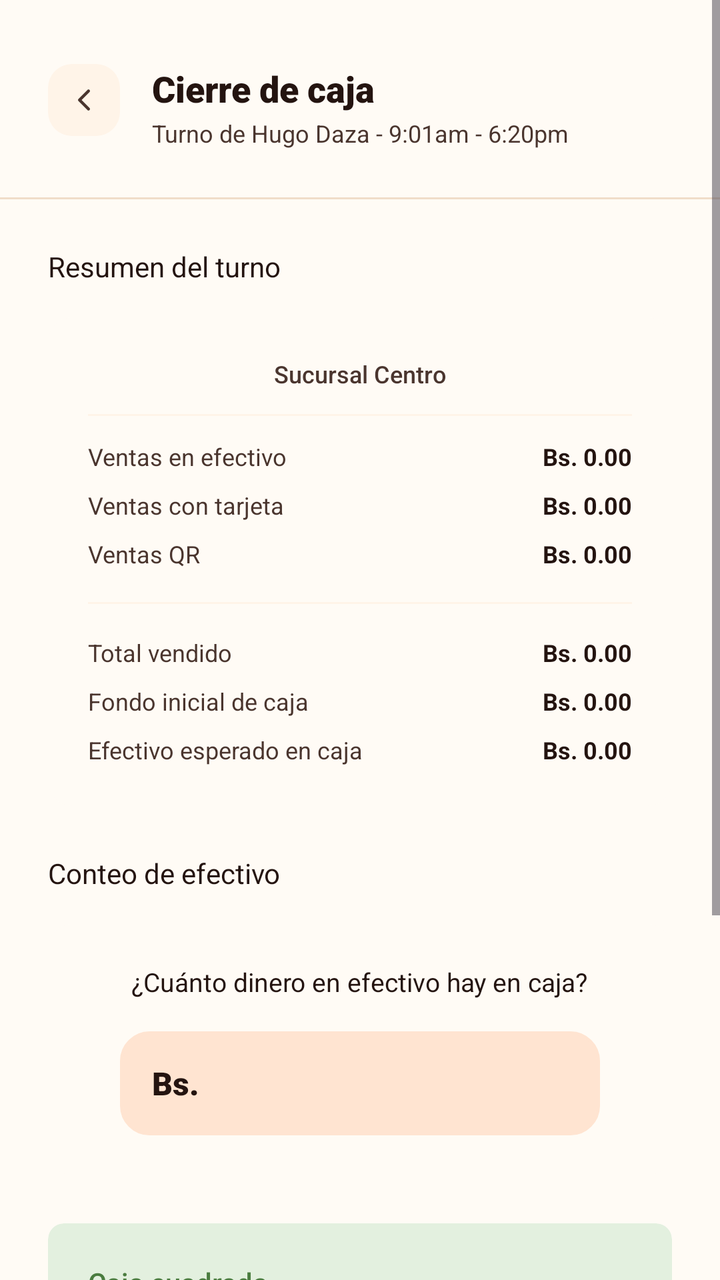
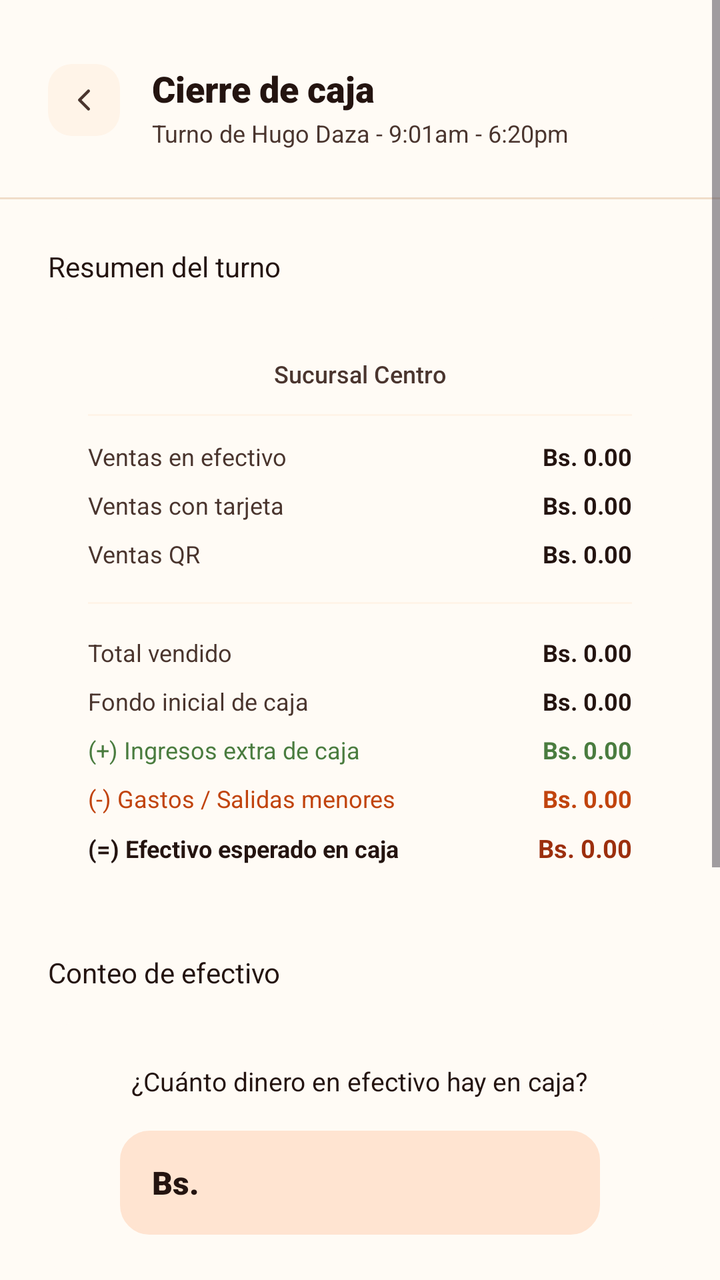

An Android layout rendered at two revisions. The XML below is the earlier revision; the diff shows what the commit changed to produce the second picture.
<!-- AndroidManifest.xml: application theme Theme.Pollogithub -->
<!-- res/layout/activity_cierre_caja.xml -->
<?xml version="1.0" encoding="utf-8"?>
<ScrollView xmlns:android="http://schemas.android.com/apk/res/android"
    xmlns:app="http://schemas.android.com/apk/res-auto"
    xmlns:tools="http://schemas.android.com/tools"
    android:layout_width="match_parent"
    android:layout_height="match_parent"
    android:fillViewport="true"
    android:background="@color/paper_50"
    tools:context=".CierreCajaActivity">

    <androidx.constraintlayout.widget.ConstraintLayout
        android:layout_width="match_parent"
        android:layout_height="wrap_content"
        android:paddingBottom="48dp">

        
        <ImageButton
            android:id="@+id/btnBack"
            android:layout_width="36dp"
            android:layout_height="36dp"
            android:layout_marginStart="24dp"
            android:layout_marginTop="32dp"
            android:background="@drawable/bg_back_btn"
            android:contentDescription="Volver"
            android:src="@drawable/ic_back_arrow"
            app:layout_constraintStart_toStartOf="parent"
            app:layout_constraintTop_toTopOf="parent" />

        
        <TextView
            android:id="@+id/tvTitle"
            android:layout_width="wrap_content"
            android:layout_height="wrap_content"
            android:layout_marginStart="16dp"
            android:fontFamily="sans-serif-black"
            android:text="Cierre de caja"
            android:textColor="@color/char_900"
            android:textSize="18sp"
            app:layout_constraintStart_toEndOf="@id/btnBack"
            app:layout_constraintTop_toTopOf="@id/btnBack" />

        <TextView
            android:id="@+id/tvSubtitle"
            android:layout_width="wrap_content"
            android:layout_height="wrap_content"
            android:layout_marginTop="2dp"
            android:fontFamily="sans-serif"
            android:text="Turno de Hugo Daza - 9:01am - 6:20pm"
            android:textColor="@color/char_700"
            android:textSize="12sp"
            app:layout_constraintStart_toStartOf="@id/tvTitle"
            app:layout_constraintTop_toBottomOf="@id/tvTitle" />

        <View
            android:id="@+id/dividerTop"
            android:layout_width="match_parent"
            android:layout_height="1dp"
            android:layout_marginTop="24dp"
            android:background="@color/line_color"
            app:layout_constraintTop_toBottomOf="@id/tvSubtitle" />

        
        <TextView
            android:id="@+id/lblResumen"
            android:layout_width="wrap_content"
            android:layout_height="wrap_content"
            android:layout_marginStart="24dp"
            android:layout_marginTop="24dp"
            android:fontFamily="sans-serif-bold"
            android:text="Resumen del turno"
            android:textColor="@color/char_900"
            android:textSize="14sp"
            app:layout_constraintStart_toStartOf="parent"
            app:layout_constraintTop_toBottomOf="@id/dividerTop" />

        <androidx.cardview.widget.CardView
            android:id="@+id/cardResumen"
            android:layout_width="match_parent"
            android:layout_height="wrap_content"
            android:layout_marginHorizontal="24dp"
            android:layout_marginTop="16dp"
            app:cardBackgroundColor="@color/paper_50"
            app:cardCornerRadius="12dp"
            app:cardElevation="0dp"
            app:strokeColor="@color/line_color"
            app:strokeWidth="1dp"
            app:layout_constraintTop_toBottomOf="@id/lblResumen">

            <LinearLayout
                android:layout_width="match_parent"
                android:layout_height="wrap_content"
                android:orientation="vertical"
                android:padding="20dp">

                <TextView
                    android:id="@+id/tvResumenSucursalFecha"
                    android:layout_width="wrap_content"
                    android:layout_height="wrap_content"
                    android:layout_gravity="center_horizontal"
                    android:fontFamily="sans-serif-medium"
                    android:text="Sucursal Centro"
                    android:textColor="@color/char_700"
                    android:textSize="12sp" />

                <View
                    android:layout_width="match_parent"
                    android:layout_height="1dp"
                    android:layout_marginTop="12dp"
                    android:layout_marginBottom="12dp"
                    android:background="@color/paper_100" />

                <LinearLayout android:layout_width="match_parent" android:layout_height="wrap_content" android:orientation="horizontal">
                    <TextView android:layout_width="0dp" android:layout_weight="1" android:layout_height="wrap_content" android:text="Ventas en efectivo" android:textSize="12sp" android:textColor="@color/char_700" />
                    <TextView android:id="@+id/tvResumenEfectivo" android:layout_width="wrap_content" android:layout_height="wrap_content" android:text="Bs. 0.00" android:textStyle="bold" android:textSize="12sp" android:textColor="@color/char_900" />
                </LinearLayout>
                
                <LinearLayout android:layout_width="match_parent" android:layout_height="wrap_content" android:layout_marginTop="8dp" android:orientation="horizontal">
                    <TextView android:layout_width="0dp" android:layout_weight="1" android:layout_height="wrap_content" android:text="Ventas con tarjeta" android:textSize="12sp" android:textColor="@color/char_700" />
                    <TextView android:id="@+id/tvResumenTarjeta" android:layout_width="wrap_content" android:layout_height="wrap_content" android:text="Bs. 0.00" android:textStyle="bold" android:textSize="12sp" android:textColor="@color/char_900" />
                </LinearLayout>

                <LinearLayout android:layout_width="match_parent" android:layout_height="wrap_content" android:layout_marginTop="8dp" android:orientation="horizontal">
                    <TextView android:layout_width="0dp" android:layout_weight="1" android:layout_height="wrap_content" android:text="Ventas QR" android:textSize="12sp" android:textColor="@color/char_700" />
                    <TextView android:id="@+id/tvResumenQr" android:layout_width="wrap_content" android:layout_height="wrap_content" android:text="Bs. 0.00" android:textStyle="bold" android:textSize="12sp" android:textColor="@color/char_900" />
                </LinearLayout>

                <View
                    android:layout_width="match_parent"
                    android:layout_height="1dp"
                    android:layout_marginTop="16dp"
                    android:layout_marginBottom="16dp"
                    android:background="@color/paper_100" />

                <LinearLayout android:layout_width="match_parent" android:layout_height="wrap_content" android:orientation="horizontal">
                    <TextView android:layout_width="0dp" android:layout_weight="1" android:layout_height="wrap_content" android:text="Total vendido" android:textSize="12sp" android:textColor="@color/char_700" />
                    <TextView android:id="@+id/tvResumenTotalVendido" android:layout_width="wrap_content" android:layout_height="wrap_content" android:text="Bs. 0.00" android:textStyle="bold" android:textSize="12sp" android:textColor="@color/char_900" />
                </LinearLayout>

                <LinearLayout android:layout_width="match_parent" android:layout_height="wrap_content" android:layout_marginTop="8dp" android:orientation="horizontal">
                    <TextView android:layout_width="0dp" android:layout_weight="1" android:layout_height="wrap_content" android:text="Fondo inicial de caja" android:textSize="12sp" android:textColor="@color/char_700" />
                    <TextView android:id="@+id/tvResumenFondoInicial" android:layout_width="wrap_content" android:layout_height="wrap_content" android:text="Bs. 0.00" android:textStyle="bold" android:textSize="12sp" android:textColor="@color/char_900" />
                </LinearLayout>

                <LinearLayout android:layout_width="match_parent" android:layout_height="wrap_content" android:layout_marginTop="8dp" android:orientation="horizontal">
                    <TextView android:layout_width="0dp" android:layout_weight="1" android:layout_height="wrap_content" android:text="Efectivo esperado en caja" android:textSize="12sp" android:textColor="@color/char_700" />
                    <TextView android:id="@+id/tvResumenEsperado" android:layout_width="wrap_content" android:layout_height="wrap_content" android:text="Bs. 0.00" android:textStyle="bold" android:textSize="12sp" android:textColor="@color/char_900" />
                </LinearLayout>

            </LinearLayout>
        </androidx.cardview.widget.CardView>

        
        <TextView
            android:id="@+id/lblConteo"
            android:layout_width="wrap_content"
            android:layout_height="wrap_content"
            android:layout_marginStart="24dp"
            android:layout_marginTop="24dp"
            android:fontFamily="sans-serif-bold"
            android:text="Conteo de efectivo"
            android:textColor="@color/char_900"
            android:textSize="14sp"
            app:layout_constraintStart_toStartOf="parent"
            app:layout_constraintTop_toBottomOf="@id/cardResumen" />

        <androidx.cardview.widget.CardView
            android:id="@+id/cardConteo"
            android:layout_width="match_parent"
            android:layout_height="wrap_content"
            android:layout_marginHorizontal="24dp"
            android:layout_marginTop="16dp"
            app:cardBackgroundColor="@color/paper_50"
            app:cardCornerRadius="12dp"
            app:cardElevation="0dp"
            app:strokeColor="@color/line_color"
            app:strokeWidth="1dp"
            app:layout_constraintTop_toBottomOf="@id/lblConteo">

            <LinearLayout
                android:layout_width="match_parent"
                android:layout_height="wrap_content"
                android:orientation="vertical"
                android:padding="20dp"
                android:gravity="center_horizontal">

                <TextView
                    android:layout_width="wrap_content"
                    android:layout_height="wrap_content"
                    android:fontFamily="sans-serif-bold"
                    android:text="¿Cuánto dinero en efectivo hay en caja?"
                    android:textColor="@color/char_900"
                    android:textSize="13sp" />

                <LinearLayout
                    android:layout_width="match_parent"
                    android:layout_height="52dp"
                    android:layout_marginTop="16dp"
                    android:layout_marginHorizontal="16dp"
                    android:background="@drawable/bg_input_field"
                    android:backgroundTint="@color/ember_100"
                    android:gravity="center_vertical"
                    android:orientation="horizontal"
                    android:paddingHorizontal="16dp">

                    <TextView
                        android:layout_width="wrap_content"
                        android:layout_height="wrap_content"
                        android:fontFamily="sans-serif-black"
                        android:text="Bs."
                        android:textColor="@color/char_900"
                        android:textSize="16sp" />

                    <EditText
                        android:id="@+id/etConteo"
                        android:layout_width="0dp"
                        android:layout_height="match_parent"
                        android:layout_weight="1"
                        android:background="@null"
                        android:fontFamily="sans-serif-black"
                        android:gravity="center_vertical|end"
                        android:inputType="numberDecimal"
                        android:text=""
                        android:textColor="@color/char_900"
                        android:textSize="16sp" />
                </LinearLayout>

            </LinearLayout>
        </androidx.cardview.widget.CardView>

        
        <androidx.cardview.widget.CardView
            android:id="@+id/cardAlert"
            android:layout_width="match_parent"
            android:layout_height="wrap_content"
            android:layout_marginHorizontal="24dp"
            android:layout_marginTop="24dp"
            app:cardBackgroundColor="@color/ok_100"
            app:cardCornerRadius="8dp"
            app:cardElevation="0dp"
            app:layout_constraintTop_toBottomOf="@id/cardConteo">

            <LinearLayout
                android:layout_width="match_parent"
                android:layout_height="wrap_content"
                android:orientation="vertical"
                android:padding="20dp">

                <TextView
                    android:id="@+id/tvAlertTitulo"
                    android:layout_width="wrap_content"
                    android:layout_height="wrap_content"
                    android:fontFamily="sans-serif-medium"
                    android:text="Caja cuadrada"
                    android:textColor="@color/ok_600"
                    android:textSize="14sp" />

                <TextView
                    android:id="@+id/tvAlertMonto"
                    android:layout_width="wrap_content"
                    android:layout_height="wrap_content"
                    android:layout_marginTop="4dp"
                    android:fontFamily="sans-serif-black"
                    android:text="Bs. 0.00"
                    android:textColor="@color/char_900"
                    android:textSize="16sp" />

                <TextView
                    android:id="@+id/tvAlertDescripcion"
                    android:layout_width="wrap_content"
                    android:layout_height="wrap_content"
                    android:layout_marginTop="8dp"
                    android:fontFamily="sans-serif"
                    android:text="El efectivo contado coincide con el esperado."
                    android:textColor="@color/char_900"
                    android:textSize="12sp" />
            </LinearLayout>
        </androidx.cardview.widget.CardView>

        
        <androidx.appcompat.widget.AppCompatButton
            android:id="@+id/btnConfirm"
            android:layout_width="0dp"
            android:layout_height="54dp"
            android:layout_marginTop="32dp"
            android:layout_marginHorizontal="20dp"
            android:background="@drawable/bg_button_primary"
            android:fontFamily="sans-serif-bold"
            android:text="Confirmar cierre de turno"
            android:textAllCaps="false"
            android:textColor="@color/white"
            android:textSize="14sp"
            app:layout_constraintEnd_toEndOf="parent"
            app:layout_constraintStart_toStartOf="parent"
            app:layout_constraintTop_toBottomOf="@id/cardAlert" />
            
        <TextView
            android:layout_width="wrap_content"
            android:layout_height="wrap_content"
            android:layout_margin="24dp"
            android:text="V1.2"
            android:textColor="@color/char_900"
            android:textSize="12sp"
            app:layout_constraintEnd_toEndOf="parent"
            app:layout_constraintTop_toBottomOf="@id/btnConfirm" />

    </androidx.constraintlayout.widget.ConstraintLayout>
</ScrollView>
<!-- resources referenced by this layout -->
<resources>
  <color name="char_700">#4A352E</color>
  <color name="char_900">#241410</color>
  <color name="ember_100">#FFE4D1</color>
  <color name="line_color">#F0DDC9</color>
  <color name="ok_100">#E3F0DF</color>
  <color name="ok_600">#4A7C3F</color>
  <color name="paper_100">#FFF4E8</color>
  <color name="paper_50">#FFFBF5</color>
  <color name="white">#FFFFFFFF</color>
  <!-- drawable bg_back_btn (drawable) -->
  <?xml version="1.0" encoding="utf-8"?>
  <ripple xmlns:android="http://schemas.android.com/apk/res/android"
      android:color="#1AE8590C">
      <item>
          <shape android:shape="rectangle">
              <solid android:color="@color/paper_100" />
              <corners android:radius="12dp" />
          </shape>
      </item>
  </ripple>
  <!-- drawable bg_button_primary (drawable) -->
  <?xml version="1.0" encoding="utf-8"?>
  <ripple xmlns:android="http://schemas.android.com/apk/res/android"
      android:color="#33FFFFFF">
      <item>
          <shape android:shape="rectangle">
              <solid android:color="@color/ember_600" />
              <corners android:radius="14dp" />
          </shape>
      </item>
  </ripple>
  <!-- drawable bg_input_field (drawable) -->
  <?xml version="1.0" encoding="utf-8"?>
  <shape xmlns:android="http://schemas.android.com/apk/res/android"
      android:shape="rectangle">
      <solid android:color="@color/paper_100" />
      <stroke
          android:width="1.5dp"
          android:color="@color/line_color" />
      <corners android:radius="14dp" />
  </shape>
  <!-- drawable ic_back_arrow (drawable) -->
  <?xml version="1.0" encoding="utf-8"?>
  <vector xmlns:android="http://schemas.android.com/apk/res/android"
      android:width="18dp"
      android:height="18dp"
      android:viewportWidth="24"
      android:viewportHeight="24">
      <path
          android:pathData="M15,18l-6,-6l6,-6"
          android:strokeColor="#4A352E"
          android:strokeWidth="2"
          android:strokeLineCap="round"
          android:strokeLineJoin="round"/>
  </vector>
  <style name="Theme.Pollogithub" parent="Base.Theme.Pollogithub" />
  <color name="ember_600">#C1440E</color>
  <style name="Base.Theme.Pollogithub" parent="Theme.Material3.DayNight.NoActionBar">
          <item name="android:windowBackground">@color/paper_50</item>
          <item name="android:statusBarColor">@android:color/transparent</item>
          <item name="android:navigationBarColor">@color/white</item>
          <item name="android:windowLightStatusBar">true</item>
          <item name="android:windowLightNavigationBar">true</item>
      </style>
</resources>

<!-- the commit's change to res/layout/activity_cierre_caja.xml (unified diff, before → after) -->
@@ -142,8 +142,18 @@
                 </LinearLayout>
 
                 <LinearLayout android:layout_width="match_parent" android:layout_height="wrap_content" android:layout_marginTop="8dp" android:orientation="horizontal">
-                    <TextView android:layout_width="0dp" android:layout_weight="1" android:layout_height="wrap_content" android:text="Efectivo esperado en caja" android:textSize="12sp" android:textColor="@color/char_700" />
-                    <TextView android:id="@+id/tvResumenEsperado" android:layout_width="wrap_content" android:layout_height="wrap_content" android:text="Bs. 0.00" android:textStyle="bold" android:textSize="12sp" android:textColor="@color/char_900" />
+                    <TextView android:layout_width="0dp" android:layout_weight="1" android:layout_height="wrap_content" android:text="(+) Ingresos extra de caja" android:textSize="12sp" android:textColor="@color/ok_600" />
+                    <TextView android:id="@+id/tvResumenIngresosExtra" android:layout_width="wrap_content" android:layout_height="wrap_content" android:text="Bs. 0.00" android:textStyle="bold" android:textSize="12sp" android:textColor="@color/ok_600" />
+                </LinearLayout>
+
+                <LinearLayout android:layout_width="match_parent" android:layout_height="wrap_content" android:layout_marginTop="8dp" android:orientation="horizontal">
+                    <TextView android:layout_width="0dp" android:layout_weight="1" android:layout_height="wrap_content" android:text="(-) Gastos / Salidas menores" android:textSize="12sp" android:textColor="@color/ember_600" />
+                    <TextView android:id="@+id/tvResumenEgresosGastos" android:layout_width="wrap_content" android:layout_height="wrap_content" android:text="Bs. 0.00" android:textStyle="bold" android:textSize="12sp" android:textColor="@color/ember_600" />
+                </LinearLayout>
+
+                <LinearLayout android:layout_width="match_parent" android:layout_height="wrap_content" android:layout_marginTop="8dp" android:orientation="horizontal">
+                    <TextView android:layout_width="0dp" android:layout_weight="1" android:layout_height="wrap_content" android:text="(=) Efectivo esperado en caja" android:textSize="12sp" android:textStyle="bold" android:textColor="@color/char_900" />
+                    <TextView android:id="@+id/tvResumenEsperado" android:layout_width="wrap_content" android:layout_height="wrap_content" android:text="Bs. 0.00" android:textStyle="bold" android:textSize="12.5sp" android:textColor="@color/ember_700" />
                 </LinearLayout>
 
             </LinearLayout>
<!-- resource entries referenced after the edit -->
@@ -57,6 +57,7 @@
   </vector>
   <style name="Theme.Pollogithub" parent="Base.Theme.Pollogithub" />
   <color name="ember_600">#C1440E</color>
+  <color name="ember_700">#9C2F0E</color>
   <style name="Base.Theme.Pollogithub" parent="Theme.Material3.DayNight.NoActionBar">
           <item name="android:windowBackground">@color/paper_50</item>
           <item name="android:statusBarColor">@android:color/transparent</item>
